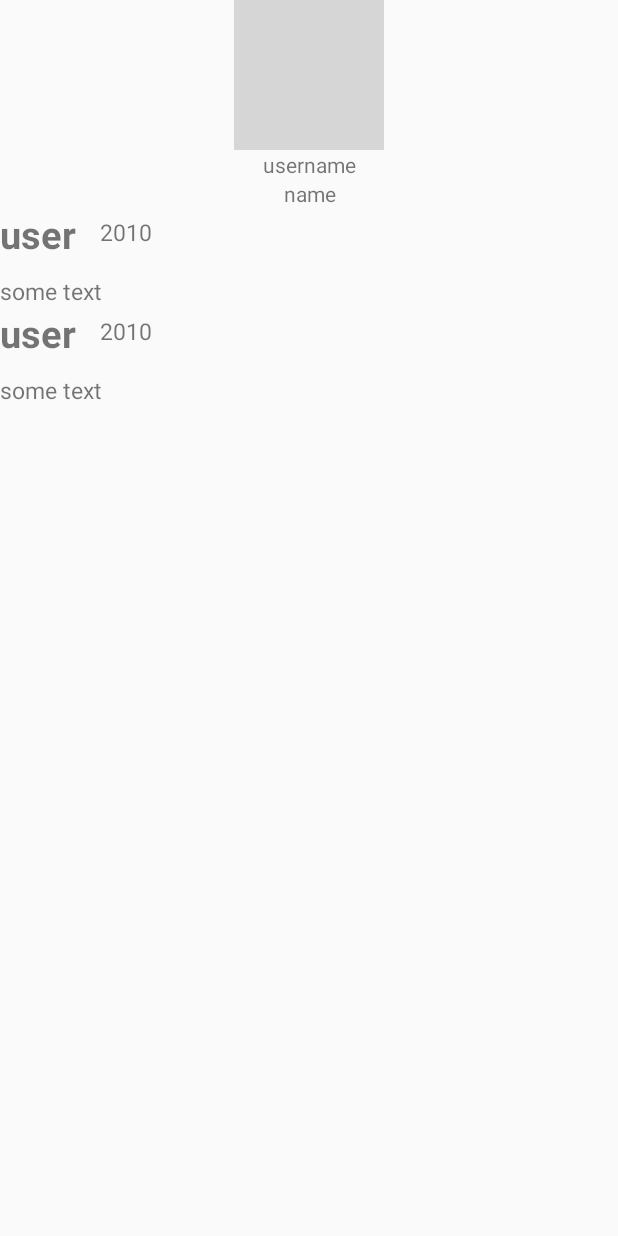
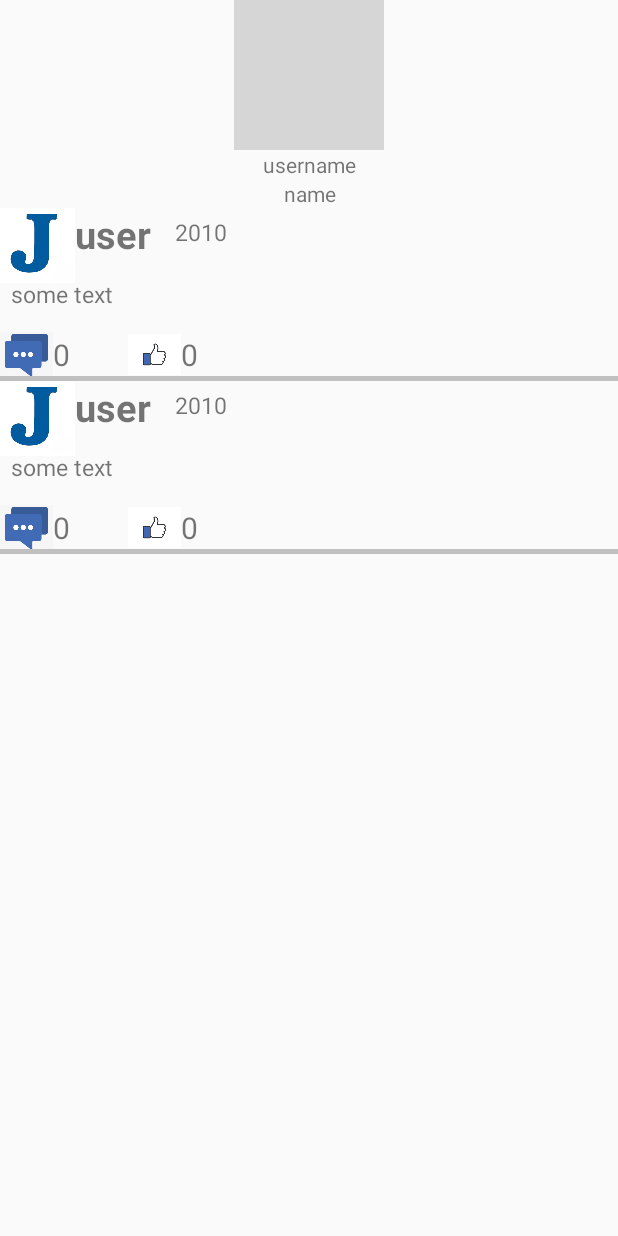
Before and after one commit to iiSansonii/Jasebook, an Android app built with Jetpack Compose: the layout activity_myprofile.xml on its own in the app's theme, with its tools: preview values and no code run, on a phone screen of 412 x 824 dp. Run offline under Robolectric (Android 15) with nearby library versions, the phone set to English and light mode, and no system bars; grey boxes are pictures that could not be loaded.

Commit message:
changes2

```diff
--- a/app/src/main/res/layout/activity_myprofile.xml
+++ b/app/src/main/res/layout/activity_myprofile.xml
@@ -1,20 +1,21 @@
 <?xml version="1.0" encoding="utf-8"?>
 <androidx.constraintlayout.widget.ConstraintLayout xmlns:android="http://schemas.android.com/apk/res/android"
+    xmlns:app="http://schemas.android.com/apk/res-auto"
     xmlns:tools="http://schemas.android.com/tools"
     android:layout_width="match_parent"
-    android:layout_height="match_parent"
-    xmlns:app="http://schemas.android.com/apk/res-auto"
-    >
+    android:layout_height="match_parent">
+
     <ImageView
         android:id="@+id/pfp"
         android:layout_width="100dp"
         android:layout_height="100dp"
-        app:layout_constraintTop_toTopOf="parent"
         app:layout_constraintEnd_toEndOf="parent"
         app:layout_constraintStart_toStartOf="parent"
+        app:layout_constraintTop_toTopOf="parent"
 
-        tools:srcCompat="@tools:sample/avatars"
-        />
+        tools:srcCompat="@tools:sample/avatars" />
+
+
 
     <TextView
         android:id="@+id/myprofile_username"
@@ -30,28 +31,28 @@
         android:id="@+id/myprofile_name"
         android:layout_width="wrap_content"
         android:layout_height="wrap_content"
+        android:text="name"
         app:layout_constraintEnd_toEndOf="@+id/myprofile_username"
         app:layout_constraintStart_toStartOf="@+id/myprofile_username"
-        app:layout_constraintTop_toBottomOf="@+id/myprofile_username"
-        android:text="name"
-        ></TextView>
+        app:layout_constraintTop_toBottomOf="@+id/myprofile_username"></TextView>
+
     <Button
+        android:id="@+id/sendfriendrequestbtn"
         android:layout_width="wrap_content"
         android:layout_height="wrap_content"
         android:text="send friend request"
-        app:layout_constraintTop_toBottomOf="@+id/myprofile_name"
+        android:visibility="gone"
+        app:layout_constraintEnd_toEndOf="@+id/myprofile_name"
         app:layout_constraintStart_toStartOf="@+id/myprofile_name"
-        app:layout_constraintEnd_toEndOf="@+id/myprofile_name"
-        android:id="@+id/sendfriendrequestbtn"
-        android:visibility="gone"/>
+        app:layout_constraintTop_toBottomOf="@+id/myprofile_name" />
+
     <androidx.recyclerview.widget.RecyclerView
+        android:id="@+id/myprofile_rec"
         android:layout_width="wrap_content"
         android:layout_height="wrap_content"
-        app:layout_constraintTop_toBottomOf="@+id/sendfriendrequestbtn"
         app:layout_constraintStart_toStartOf="parent"
 
-        tools:listitem="@layout/post_design"
+        app:layout_constraintTop_toBottomOf="@+id/sendfriendrequestbtn"
         tools:itemCount="2"
-        android:id="@+id/myprofile_rec"
-        />
+        tools:listitem="@layout/post_design" />
 </androidx.constraintlayout.widget.ConstraintLayout>
--- a/app/src/main/res/layout/activity_signup.xml
+++ b/app/src/main/res/layout/activity_signup.xml
@@ -28,7 +28,7 @@
         android:layout_height="79dp"
         android:layout_marginTop="20dp"
         android:backgroundTint="@android:color/white"
-        android:hint="UserName"
+        android:hint="Name"
         android:textColor="@color/white"
         android:textColorHint="@color/white"
 
@@ -44,7 +44,7 @@
         android:layout_height="70dp"
         android:layout_marginVertical="20dp"
         android:backgroundTint="@android:color/white"
-        android:hint="Password"
+        android:hint="User Name"
         android:textColor="@color/white"
         android:textColorHint="@color/white"
         android:textSize="35sp"
@@ -61,7 +61,7 @@
         android:layout_height="70dp"
         android:layout_marginVertical="20dp"
         android:backgroundTint="@android:color/white"
-        android:hint="Confirm password"
+        android:hint="Password"
         android:textColor="@color/white"
         android:textColorHint="@color/white"
         android:textSize="34sp"
--- a/app/src/main/res/layout/post_design.xml
+++ b/app/src/main/res/layout/post_design.xml
@@ -1,41 +1,104 @@
 <?xml version="1.0" encoding="utf-8"?>
 
 <androidx.constraintlayout.widget.ConstraintLayout xmlns:android="http://schemas.android.com/apk/res/android"
-    android:layout_width="wrap_content"
-    android:layout_height="wrap_content"
-
     xmlns:app="http://schemas.android.com/apk/res-auto"
-    >
+    xmlns:tools="http://schemas.android.com/tools"
+    android:layout_width="match_parent"
+    android:layout_height="wrap_content">
 
     <TextView
+        android:id="@+id/name"
+        android:layout_width="wrap_content"
         android:layout_height="wrap_content"
-        android:layout_width="wrap_content"
-        app:layout_constraintTop_toTopOf="parent"
-        app:layout_constraintStart_toStartOf="parent"
-        android:id="@+id/name"
         android:text="user"
         android:textSize="25sp"
         android:textStyle="bold"
-        />
+        app:layout_constraintEnd_toStartOf="@id/date"
+        app:layout_constraintStart_toEndOf="@id/pfpimg"
+        app:layout_constraintTop_toTopOf="parent" />
+
     <TextView
+        android:id="@+id/body"
         android:layout_width="wrap_content"
         android:layout_height="wrap_content"
-        app:layout_constraintStart_toStartOf="parent"
-        app:layout_constraintTop_toBottomOf="@+id/name"
-        android:layout_marginTop="10dp"
-        android:id="@+id/body"
+
+        android:layout_marginTop="12dp"
         android:text="some text"
         android:textSize="15sp"
-        />
+        app:layout_constraintEnd_toStartOf="@+id/likeimg"
+        app:layout_constraintHorizontal_bias="0.409"
+        app:layout_constraintStart_toStartOf="parent"
+        app:layout_constraintTop_toBottomOf="@+id/name" />
+
     <TextView
+        android:id="@+id/date"
         android:layout_width="wrap_content"
         android:layout_height="wrap_content"
-        app:layout_constraintTop_toTopOf="parent"
+        android:layout_marginStart="16dp"
         android:layout_marginTop="5dp"
+        android:text="2010"
+        android:textSize="15sp"
         app:layout_constraintStart_toEndOf="@+id/name"
-        android:layout_marginStart="16dp"
-        android:text="2010"
-        android:id="@+id/date"
-        android:textSize="15sp"
-        />
+        app:layout_constraintTop_toTopOf="parent" />
+
+    <ImageView
+        android:id="@+id/likeimg"
+        android:layout_width="35dp"
+        android:layout_height="35dp"
+        android:layout_marginTop="12dp"
+        android:src="@drawable/likeimage"
+        app:layout_constraintBottom_toBottomOf="parent"
+        app:layout_constraintStart_toEndOf="@+id/no_comment"
+        app:layout_constraintTop_toBottomOf="@id/body" />
+
+    <TextView
+        android:id="@+id/no_like"
+        android:layout_width="50dp"
+        android:layout_height="31dp"
+        android:text="0"
+        android:textSize="20sp"
+        app:layout_constraintBottom_toBottomOf="parent"
+        app:layout_constraintStart_toEndOf="@+id/likeimg" />
+
+
+    <ImageView
+        android:id="@+id/commentimg"
+        android:layout_width="35dp"
+        android:layout_height="35dp"
+        android:layout_marginTop="12dp"
+        android:src="@drawable/comment"
+        app:layout_constraintBottom_toBottomOf="parent"
+        app:layout_constraintStart_toStartOf="parent"
+        app:layout_constraintTop_toBottomOf="@id/body" />
+
+    <ImageView
+        android:id="@+id/pfpimg"
+        android:layout_width="50dp"
+        android:layout_height="50dp"
+        android:src="@drawable/jasebookph"
+        app:layout_constraintEnd_toStartOf="@id/name"
+        app:layout_constraintStart_toStartOf="parent"
+        app:layout_constraintTop_toTopOf="parent"></ImageView>
+
+    <TextView
+        android:id="@+id/no_comment"
+        android:layout_width="50dp"
+        android:layout_height="31dp"
+        android:layout_marginTop="16dp"
+        android:text="0"
+        android:textSize="20sp"
+        app:layout_constraintBottom_toBottomOf="parent"
+        app:layout_constraintStart_toEndOf="@id/commentimg"
+        app:layout_constraintTop_toBottomOf="@id/body" />
+
+    <View
+        android:id="@+id/view1"
+        android:layout_width="fill_parent"
+        android:layout_height="3dp"
+        android:background="#c0c0c0"
+        app:layout_constraintBottom_toBottomOf="parent"
+        app:layout_constraintEnd_toEndOf="parent"
+        app:layout_constraintHorizontal_bias="0.0"
+        app:layout_constraintStart_toStartOf="parent" />
+
 </androidx.constraintlayout.widget.ConstraintLayout>
```
Also changed, not shown: app/src/main/res/layout/activity_signin.xml (+6 -6 lines), app/src/main/res/layout/feed.xml (+41 -18 lines), app/src/main/res/drawable/comment.png (added), app/src/main/res/drawable/likeimage.png (added), app/src/main/res/drawable/linee.png (added).
